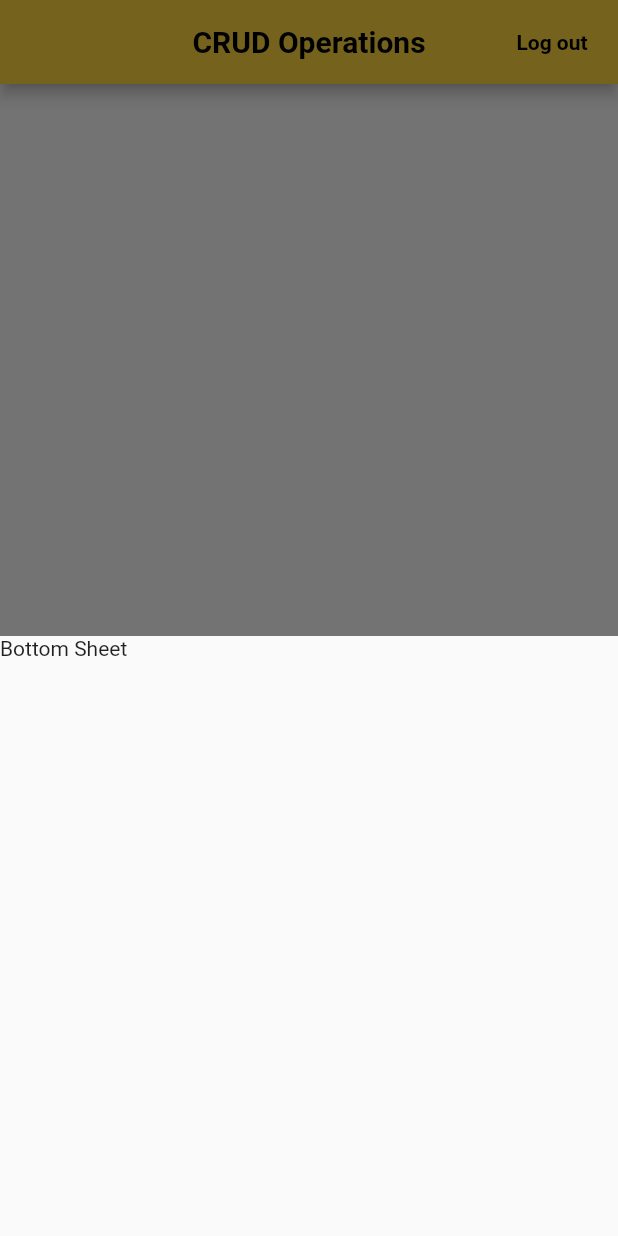
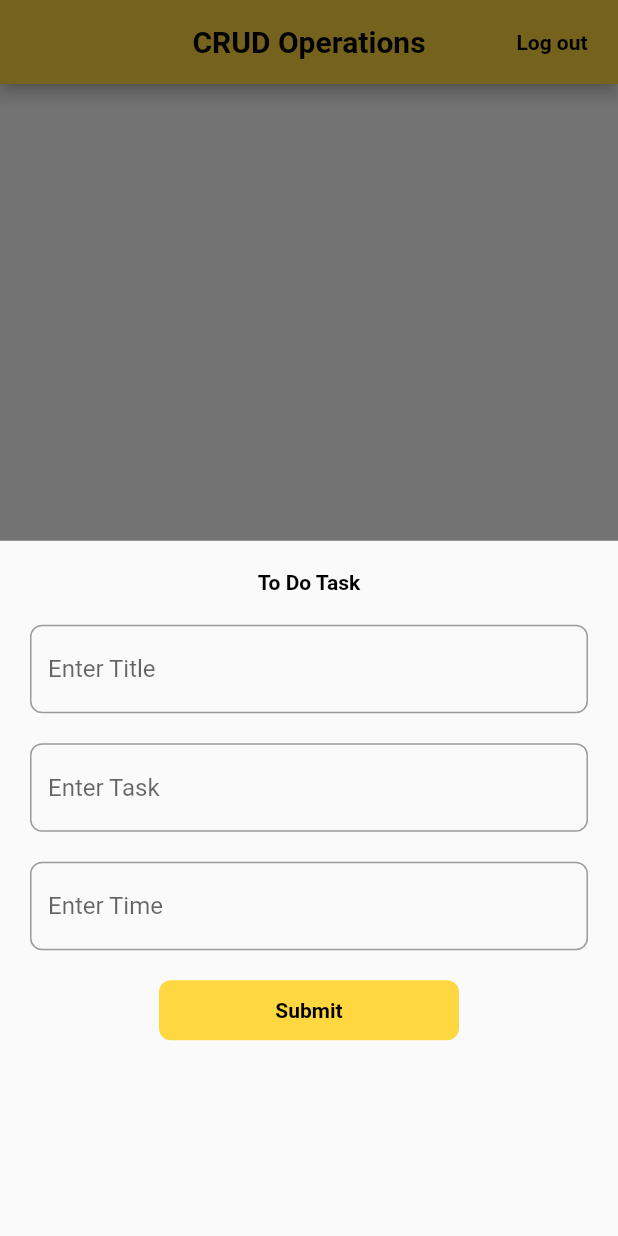
Before and after one commit to Netesh5/allaboutFirebase, a Flutter app: the screen it shows once a user with an empty profile is signed in, after a tap on the "add" icon, on a phone screen of 412 x 824 dp. Run offline on Flutter 3.47's test engine with Material 2 defaults, Android fonts, the phone set to English and light mode, and no system bars; our stand-ins replace cloud_firestore, firebase_auth, firebase_core, google_sign_in, otp_text_field; missing offline and left inert: dart:html; accounts and stored records are empty.

Commit message:
bottom_sheet

```diff
--- /dev/null
+++ b/lib/Firebase_functions/screens/home/crud_form.dart
@@ -0,0 +1,110 @@
+import 'package:flutter/material.dart';
+
+class crud_form extends StatefulWidget {
+  const crud_form({Key? key}) : super(key: key);
+
+  @override
+  State<crud_form> createState() => _crud_formState();
+}
+
+class _crud_formState extends State<crud_form> {
+  final _formkey = GlobalKey<FormState>();
+  TimeOfDay selectedTime = TimeOfDay.now();
+  TextEditingController timeinput = TextEditingController();
+  String? _currentTask;
+  String? _currentTitle;
+  String? _currentTime;
+  @override
+  Widget build(BuildContext context) {
+    return Padding(
+      padding: const EdgeInsets.only(left: 20.0, right: 20.0),
+      child: Form(
+          key: _formkey,
+          child: Column(
+            children: [
+              const SizedBox(
+                height: 20,
+              ),
+              const Text(
+                "To Do Task",
+                style:
+                    TextStyle(color: Colors.black, fontWeight: FontWeight.bold),
+              ),
+              const SizedBox(
+                height: 20,
+              ),
+              TextFormField(
+                  onChanged: (value) {
+                    setState(() {
+                      _currentTitle = value;
+                    });
+                  },
+                  decoration: InputDecoration(
+                      hintText: "Enter Title",
+                      border: OutlineInputBorder(
+                          borderRadius: BorderRadius.circular(8)))),
+              const SizedBox(
+                height: 20,
+              ),
+              TextFormField(
+                onChanged: (value) {
+                  _currentTask = value;
+                },
+                decoration: InputDecoration(
+                    hintText: "Enter Task",
+                    border: OutlineInputBorder(
+                        borderRadius: BorderRadius.circular(8))),
+              ),
+              const SizedBox(
+                height: 20,
+              ),
+              TextFormField(
+                  controller: timeinput,
+                  onTap: () async {
+                    final TimeOfDay? timeOfDay = await showTimePicker(
+                      context: context,
+                      initialTime: selectedTime,
+                      initialEntryMode: TimePickerEntryMode.dial,
+                    );
+                    if (timeOfDay != null && timeOfDay != selectedTime) {
+                      setState(() {
+                        selectedTime = timeOfDay;
+                        timeinput.text = "${selectedTime.hour.toString()}"
+                            " : "
+                            "${selectedTime.minute.toString()}";
+                        _currentTime = timeinput.text;
+                      });
+                    }
+                  },
+                  readOnly: true,
+                  decoration: InputDecoration(
+                      hintText: "Enter Time",
+                      border: OutlineInputBorder(
+                          borderRadius: BorderRadius.circular(8)))),
+              const SizedBox(
+                height: 20,
+              ),
+              Container(
+                height: 40,
+                width: 200,
+                decoration: BoxDecoration(
+                  color: Colors.amberAccent,
+                  borderRadius: BorderRadius.circular(8),
+                ),
+                child: TextButton(
+                    onPressed: () {
+                      debugPrint(_currentTitle);
+                      debugPrint(_currentTask);
+                      debugPrint(_currentTime);
+                    },
+                    child: const Text(
+                      "Submit",
+                      style: TextStyle(
+                          color: Colors.black, fontWeight: FontWeight.bold),
+                    )),
+              )
+            ],
+          )),
+    );
+  }
+}
--- a/lib/Firebase_functions/screens/home/home.dart
+++ b/lib/Firebase_functions/screens/home/home.dart
@@ -1,6 +1,7 @@
 // ignore_for_file: deprecated_member_use
 import 'package:cloud_firestore/cloud_firestore.dart';
 import 'package:firebaseapp/Firebase_functions/screens/home/crud.dart';
+import 'package:firebaseapp/Firebase_functions/screens/home/crud_form.dart';
 import 'package:firebaseapp/services/auth.dart';
 import 'package:firebaseapp/services/database.dart';
 import 'package:flutter/material.dart';
@@ -59,8 +60,7 @@ class _homeState extends State<home> {
         context: context,
         builder: (context) {
           return Container(
-            height: 400,
-            child: const Text("Bottom Sheet"),
+            child: crud_form(),
           );
         });
   }
```
